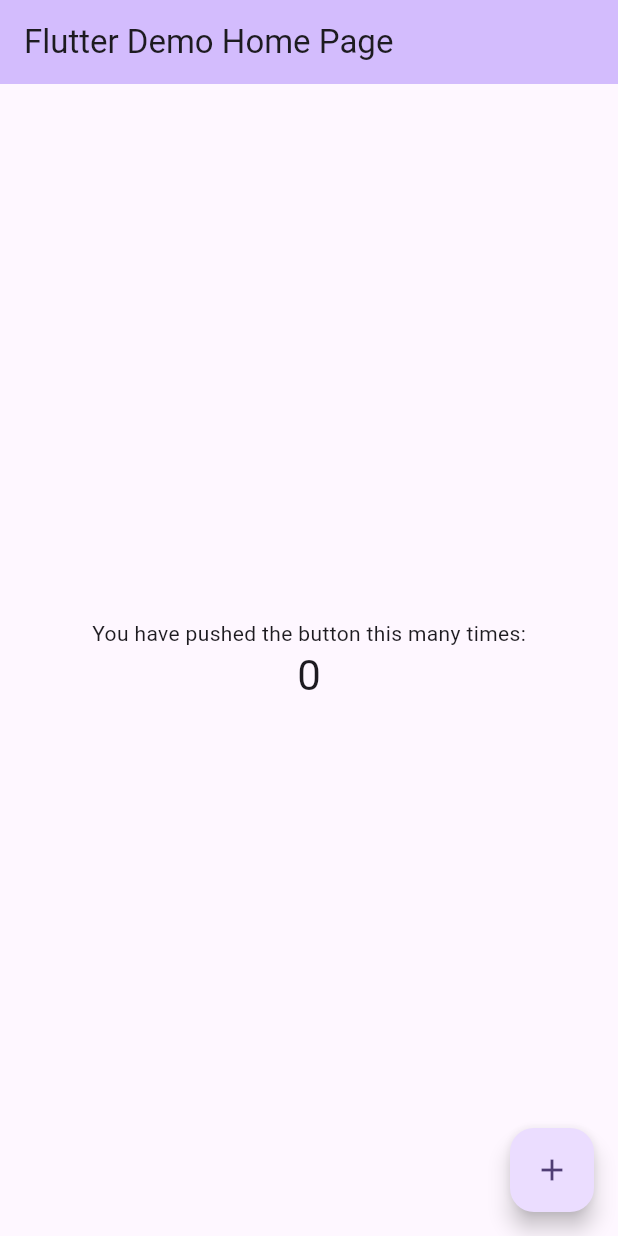
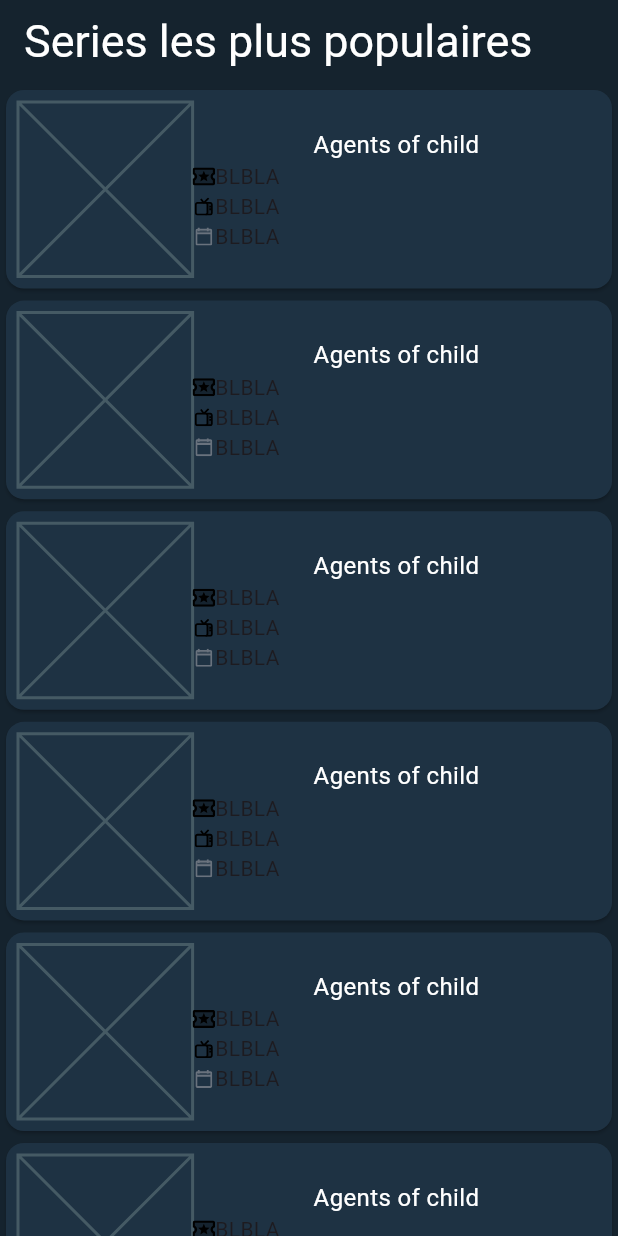
Before and after one commit to Max094Reikeb/lpdw_project, a Flutter app: the screen it shows after launch, on a phone screen of 412 x 824 dp. Run offline on Flutter 3.47's test engine with Material 3 defaults, Android fonts, the phone set to English and light mode, and no system bars; our stand-ins replace flutter_svg.

Commit message:
Series list

```diff
--- a/lib/main.dart
+++ b/lib/main.dart
@@ -1,52 +1,28 @@
 import 'package:flutter/material.dart';
+import 'package:flutter_svg/svg.dart';
+import 'package:lpdw_project/app_colors.dart';
 
 void main() {
   runApp(const MyApp());
 }
 
 class MyApp extends StatelessWidget {
-  const MyApp({super.key});
+  const MyApp({Key? key});
 
-  // This widget is the root of your application.
   @override
   Widget build(BuildContext context) {
     return MaterialApp(
       title: 'Flutter Demo',
       theme: ThemeData(
-        // This is the theme of your application.
-        //
-        // TRY THIS: Try running your application with "flutter run". You'll see
-        // the application has a purple toolbar. Then, without quitting the app,
-        // try changing the seedColor in the colorScheme below to Colors.green
-        // and then invoke "hot reload" (save your changes or press the "hot
-        // reload" button in a Flutter-supported IDE, or press "r" if you used
-        // the command line to start the app).
-        //
-        // Notice that the counter didn't reset back to zero; the application
-        // state is not lost during the reload. To reset the state, use hot
-        // restart instead.
-        //
-        // This works for code too, not just values: Most code changes can be
-        // tested with just a hot reload.
-        colorScheme: ColorScheme.fromSeed(seedColor: Colors.deepPurple),
         useMaterial3: true,
       ),
-      home: const MyHomePage(title: 'Flutter Demo Home Page'),
+      home: const MyHomePage(title: 'Series les plus populaires'),
     );
   }
 }
 
 class MyHomePage extends StatefulWidget {
-  const MyHomePage({super.key, required this.title});
-
-  // This widget is the home page of your application. It is stateful, meaning
-  // that it has a State object (defined below) that contains fields that affect
-  // how it looks.
-
-  // This class is the configuration for the state. It holds the values (in this
-  // case the title) provided by the parent (in this case the App widget) and
-  // used by the build method of the State. Fields in a Widget subclass are
-  // always marked "final".
+  const MyHomePage({Key? key, required this.title}) : super(key: key);
 
   final String title;
 
@@ -55,71 +31,83 @@
 }
 
 class _MyHomePageState extends State<MyHomePage> {
-  int _counter = 0;
-
-  void _incrementCounter() {
-    setState(() {
-      // This call to setState tells the Flutter framework that something has
-      // changed in this State, which causes it to rerun the build method below
-      // so that the display can reflect the updated values. If we changed
-      // _counter without calling setState(), then the build method would not be
-      // called again, and so nothing would appear to happen.
-      _counter++;
-    });
+  Widget build(BuildContext context) {
+    return Scaffold(
+      backgroundColor: AppColors.screenBackground,
+      appBar: AppBar(
+        backgroundColor: AppColors.screenBackground,
+        title: const Text(
+          "Series les plus populaires",
+          style: TextStyle(fontSize: 30, color: Colors.white),
+        ),
+      ),
+      body: ListView.builder(
+        itemBuilder: (BuildContext context, int position) {
+          return _buildSeriesCard();
+        },
+        itemCount: 100,
+      ),
+    );
   }
 
-  @override
-  Widget build(BuildContext context) {
-    // This method is rerun every time setState is called, for instance as done
-    // by the _incrementCounter method above.
-    //
-    // The Flutter framework has been optimized to make rerunning build methods
-    // fast, so that you can just rebuild anything that needs updating rather
-    // than having to individually change instances of widgets.
-    return Scaffold(
-      appBar: AppBar(
-        // TRY THIS: Try changing the color here to a specific color (to
-        // Colors.amber, perhaps?) and trigger a hot reload to see the AppBar
-        // change color while the other colors stay the same.
-        backgroundColor: Theme.of(context).colorScheme.inversePrimary,
-        // Here we take the value from the MyHomePage object that was created by
-        // the App.build method, and use it to set our appbar title.
-        title: Text(widget.title),
-      ),
-      body: Center(
-        // Center is a layout widget. It takes a single child and positions it
-        // in the middle of the parent.
-        child: Column(
-          // Column is also a layout widget. It takes a list of children and
-          // arranges them vertically. By default, it sizes itself to fit its
-          // children horizontally, and tries to be as tall as its parent.
-          //
-          // Column has various properties to control how it sizes itself and
-          // how it positions its children. Here we use mainAxisAlignment to
-          // center the children vertically; the main axis here is the vertical
-          // axis because Columns are vertical (the cross axis would be
-          // horizontal).
-          //
-          // TRY THIS: Invoke "debug painting" (choose the "Toggle Debug Paint"
-          // action in the IDE, or press "p" in the console), to see the
-          // wireframe for each widget.
-          mainAxisAlignment: MainAxisAlignment.center,
-          children: <Widget>[
-            const Text(
-              'You have pushed the button this many times:',
+  Widget _buildSeriesCard() {
+    return Card(
+      color: AppColors.cardBackground,
+      child: Padding(
+        padding: const EdgeInsets.all(8.0),
+        child: Row(
+          children: [
+            Expanded(
+              flex: 30,
+              child: AspectRatio(
+                aspectRatio: 1,
+                child: Placeholder(), // Placeholder
+              ),
             ),
-            Text(
-              '$_counter',
-              style: Theme.of(context).textTheme.headlineMedium,
+            Expanded(
+              flex: 70,
+              child: Column(
+                children: [
+                  Text(
+                    'Agents of child',
+                    style: TextStyle(fontSize: 16, color: Colors.white),
+                  ),
+                  Row(
+                    children: [
+                      SvgPicture.asset(
+                        'res/svg/ic_publisher_bicolor.svg',
+                        width: 15,
+                        height: 12,
+                      ),
+                      Text('BLBLA')
+                    ],
+                  ),
+                  Row(
+                    children: [
+                      SvgPicture.asset(
+                        'res/svg/ic_tv_bicolor.svg',
+                        width: 15,
+                        height: 12,
+                      ),
+                      Text('BLBLA')
+                    ],
+                  ),
+                  Row(
+                    children: [
+                      SvgPicture.asset(
+                        'res/svg/ic_calendar_bicolor.svg',
+                        width: 15,
+                        height: 12,
+                      ),
+                      Text('BLBLA')
+                    ],
+                  ),
+                ],
+              ),
             ),
           ],
         ),
       ),
-      floatingActionButton: FloatingActionButton(
-        onPressed: _incrementCounter,
-        tooltip: 'Increment',
-        child: const Icon(Icons.add),
-      ), // This trailing comma makes auto-formatting nicer for build methods.
     );
   }
 }
```
Also changed, not shown: pubspec.yaml (+4 -6 lines), 6 other files.
